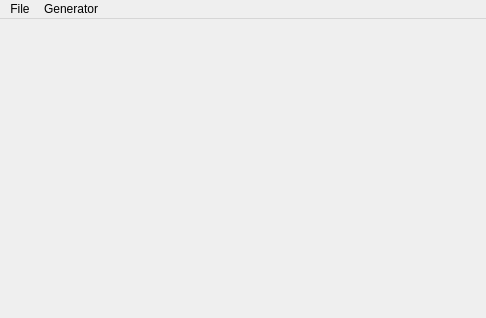
This is src/GUI/views/mainwindow.ui in FireFragment/generator-of-generators as Qt 5 draws it before an edit. The edited form follows.
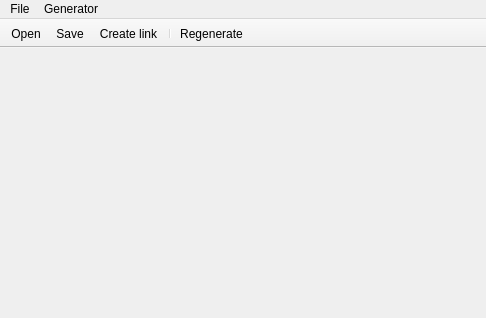
This is the edited form. Icons and pictures are not drawn. Custom widgets are drawn as their Qt base class.

Commit message: Cosmetic upgrades

Patch:
```diff
--- a/src/GUI/views/mainwindow.ui
+++ b/src/GUI/views/mainwindow.ui
@@ -49,6 +49,31 @@
    <addaction name="menuFile"/>
    <addaction name="menuGenerator"/>
   </widget>
+  <widget class="QToolBar" name="toolBar">
+   <property name="windowTitle">
+    <string>toolBar</string>
+   </property>
+   <property name="movable">
+    <bool>false</bool>
+   </property>
+   <property name="toolButtonStyle">
+    <enum>Qt::ToolButtonTextUnderIcon</enum>
+   </property>
+   <property name="floatable">
+    <bool>false</bool>
+   </property>
+   <attribute name="toolBarArea">
+    <enum>TopToolBarArea</enum>
+   </attribute>
+   <attribute name="toolBarBreak">
+    <bool>false</bool>
+   </attribute>
+   <addaction name="action_file_open"/>
+   <addaction name="action_file_save"/>
+   <addaction name="action_file_share"/>
+   <addaction name="separator"/>
+   <addaction name="action_regenerate"/>
+  </widget>
   <action name="action_add_subgenerator">
    <property name="icon">
     <iconset theme="view-list-tree">
@@ -148,6 +173,20 @@
     <string>Create link to the generator, that enables people to use it even if they haven't installed this app.</string>
    </property>
   </action>
+  <action name="action_regenerate">
+   <property name="icon">
+    <iconset theme="view-refresh"/>
+   </property>
+   <property name="text">
+    <string>Regenerate</string>
+   </property>
+   <property name="toolTip">
+    <string>Generate text with generator and diaplay it</string>
+   </property>
+   <property name="shortcut">
+    <string>Ctrl+R</string>
+   </property>
+  </action>
  </widget>
  <customwidgets>
   <customwidget>
```
Left out of the diff: 22 changed lines with no effect on the pictures. The commit also changes 1 other file.
